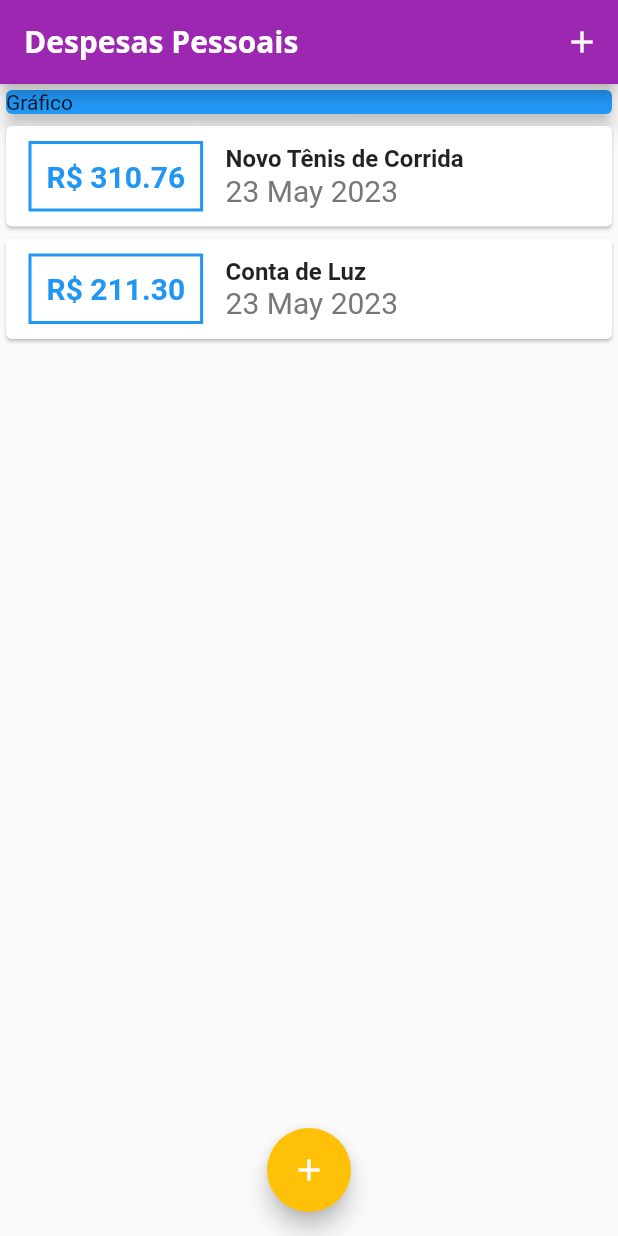
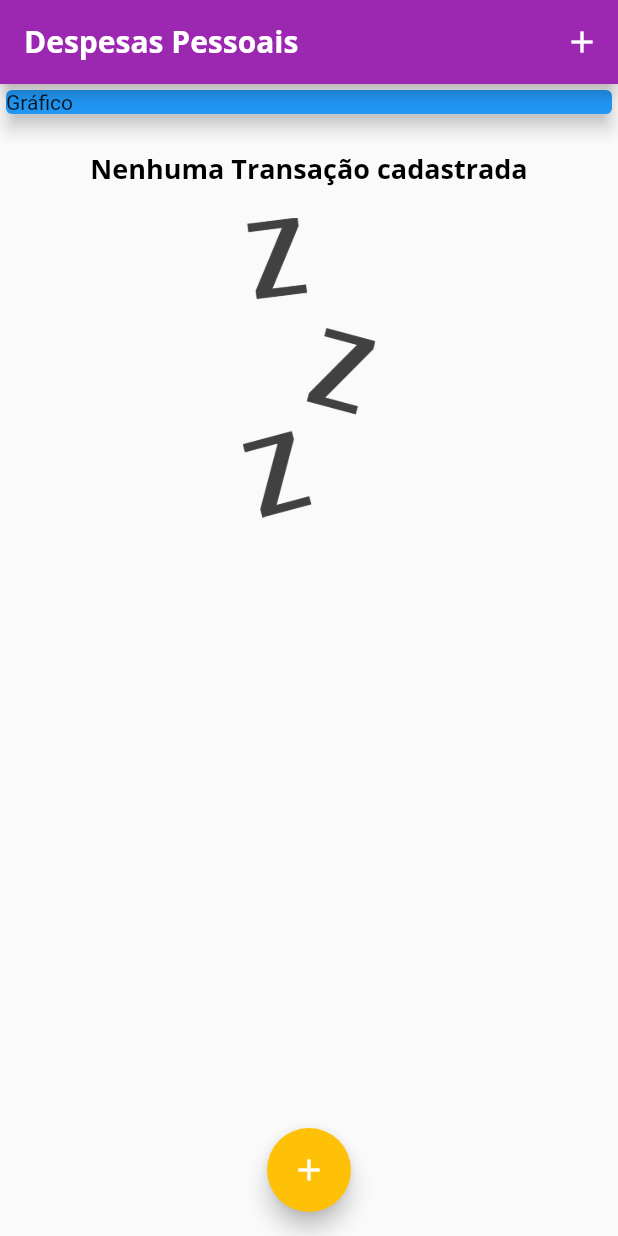
Before and after one commit to Lucasssi/expenses, a Flutter app: the screen it shows after launch, on a phone screen of 412 x 824 dp. Run offline on Flutter 3.47's test engine with Material 2 defaults, Android fonts, the phone set to English and light mode, and no system bars.

```diff
--- a/lib/components/transaction_list.dart
+++ b/lib/components/transaction_list.dart
@@ -10,7 +10,25 @@ class TransactionList extends StatelessWidget {
   Widget build(BuildContext context) {
     return Container(
       height: 300,
-      child: ListView.builder(
+      child: transactions.isEmpty
+          ? Column(
+              children: [
+                SizedBox(height: 20),
+                Text(
+                  "Nenhuma Transação cadastrada",
+                  style: Theme.of(context).textTheme.titleLarge,
+                ),
+                SizedBox(height: 20),
+                Container(
+                  height: 200,
+                  child: Image.asset(
+                    'assets/images/waiting.png',
+                    fit: BoxFit.cover,
+                  ),
+                ),
+              ],
+            )
+          : ListView.builder(
               itemCount: transactions.length,
               itemBuilder: (ctx, index) {
                 final tr = transactions[index];
@@ -18,7 +36,8 @@ class TransactionList extends StatelessWidget {
                   child: Row(
                     children: <Widget>[
                       Container(
-                  margin: EdgeInsets.symmetric(horizontal: 15, vertical: 10),
+                        margin:
+                            EdgeInsets.symmetric(horizontal: 15, vertical: 10),
                         decoration: BoxDecoration(
                             border: Border.all(
                           color: Theme.of(context).primaryColor,
--- a/lib/main.dart
+++ b/lib/main.dart
@@ -44,19 +44,19 @@ class MyHomePage extends StatefulWidget {
 }
 
 class _MyHomePageState extends State<MyHomePage> {
-  final _transactions = [
-    Transaction(
-      id: 't1',
-      title: 'Novo Tênis de Corrida',
-      value: 310.76,
-      date: DateTime.now(),
-    ),
-    Transaction(
-      id: 't2',
-      title: 'Conta de Luz',
-      value: 211.30,
-      date: DateTime.now(),
-    ),
+  final List<Transaction> _transactions = [
+    // Transaction(
+    //   id: 't1',
+    //   title: 'Novo Tênis de Corrida',
+    //   value: 310.76,
+    //   date: DateTime.now(),
+    // ),
+    // Transaction(
+    //   id: 't2',
+    //   title: 'Conta de Luz',
+    //   value: 211.30,
+    //   date: DateTime.now(),
+    // ),
   ];
 
   _addTransaction(String title, double value) {
--- a/pubspec.yaml
+++ b/pubspec.yaml
@@ -59,8 +59,8 @@ flutter:
   uses-material-design: true
 
   # To add assets to your application, add an assets section, like this:
-  # assets:
-  #   - images/a_dot_burr.jpeg
+  assets:
+      - assets/images/waiting.png
   #   - images/a_dot_ham.jpeg
 
   # An image asset can refer to one or more resolution-specific "variants", see
```
Also changed, not shown: assets/images/waiting.png (added). Lines whose indentation alone changed are shown as unchanged.
